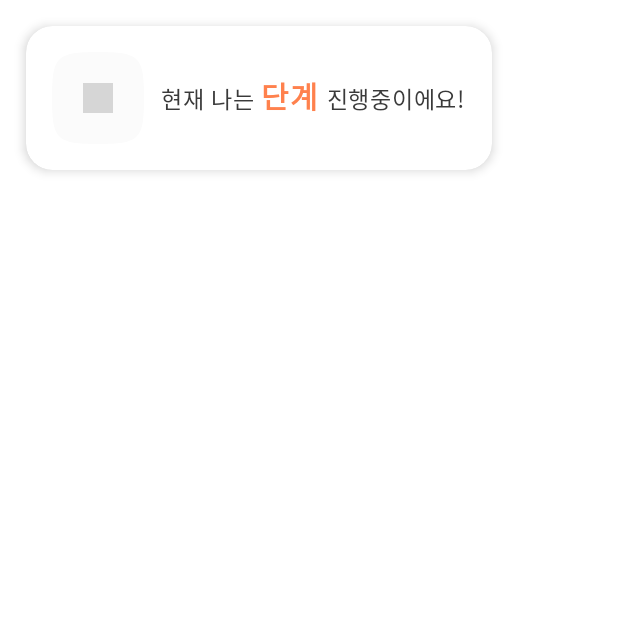
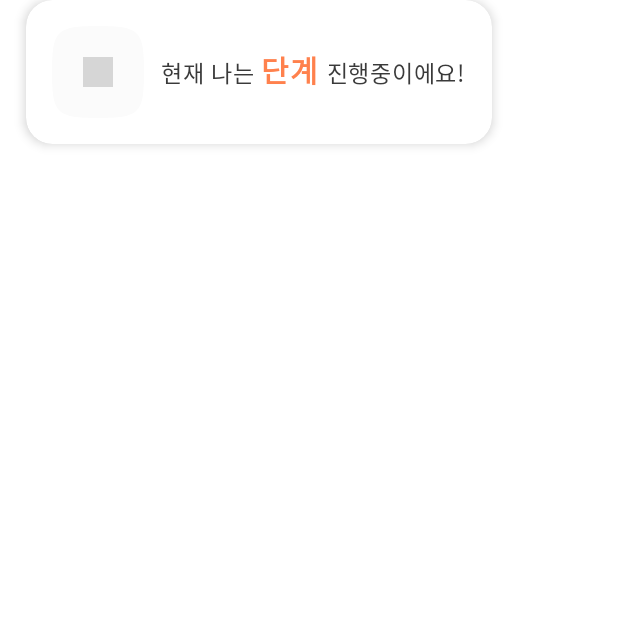
Before and after one commit to Giuune/Giuune, an Android app built with Jetpack Compose: the composable StudentRoadMapLevelBox called with empty values, on a phone screen of 412 x 824 dp, the top half of it. Run offline under Robolectric (Android 15) with nearby library versions, the phone set to English and light mode, and no system bars; our stand-ins replace Compose Multiplatform resources; 1 statement that could not run was skipped; grey boxes are pictures that could not be loaded.

Commit message:
chore: padding 값 수정

```diff
--- a/Giunne/common/src/commonMain/kotlin/com/project/giunne/common/presentation/home/student/content/StudentRoadMapLevelBox.kt
+++ b/Giunne/common/src/commonMain/kotlin/com/project/giunne/common/presentation/home/student/content/StudentRoadMapLevelBox.kt
@@ -28,7 +28,7 @@ fun StudentRoadMapLevelBox(
 ) {
     RowWithDropShadow(
         modifier = modifier
-            .padding(16.gdp)
+            .padding(horizontal = 16.gdp)
     ) {
         GPSquircleShape(
             modifier = Modifier
--- a/Giunne/common/src/commonMain/kotlin/com/project/giunne/common/presentation/home/student/content/TeacherCheckingBox.kt
+++ b/Giunne/common/src/commonMain/kotlin/com/project/giunne/common/presentation/home/student/content/TeacherCheckingBox.kt
@@ -32,7 +32,7 @@ fun TeacherCheckingBox(
 ) {
     RowWithDropShadow(
         modifier = modifier
-            .padding(16.gdp)
+            .padding(horizontal = 16.gdp)
     ) {
         GPSquircleShape(
             modifier = Modifier
```
